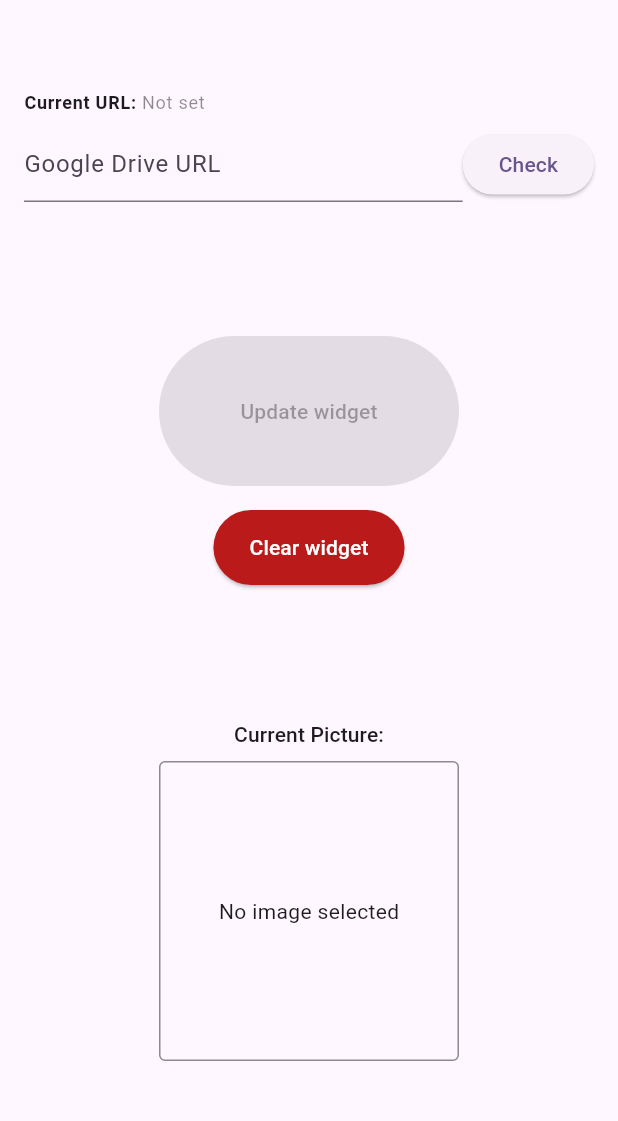
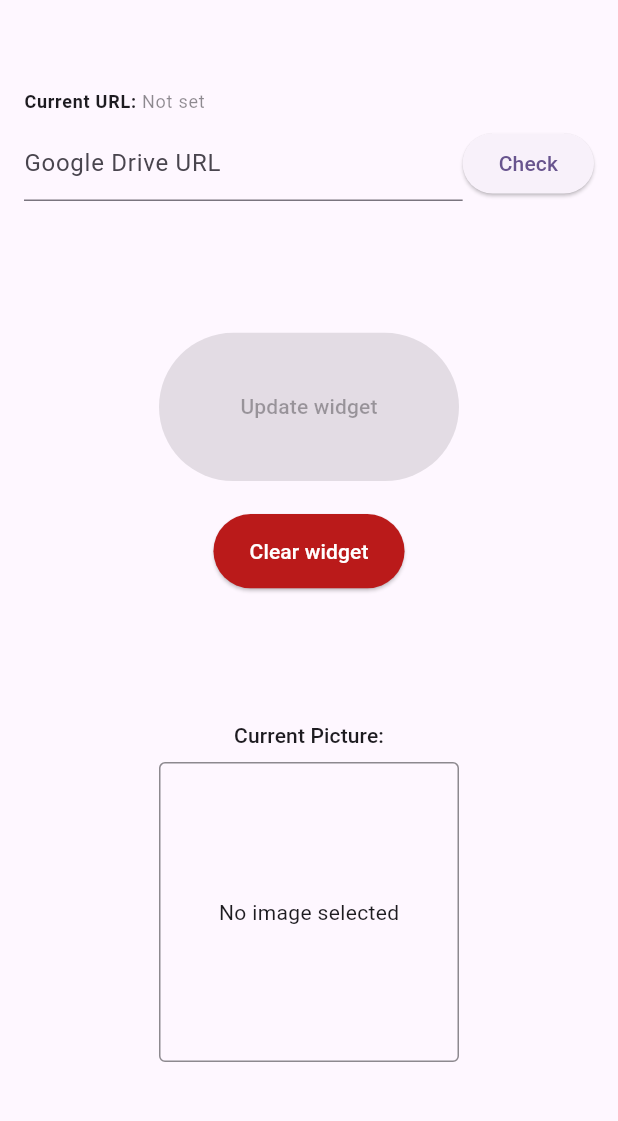
Before and after one commit to Pace222/widget_memories, a Flutter app: the screen it shows after launch, on a phone screen of 412 x 824 dp, the part 84-1205 px from its top. Run offline on Flutter 3.47's test engine with Material 3 defaults, Android fonts, the phone set to English and light mode, and no system bars; our stand-ins replace flutter_bloc, flutter_image_compress, google_fonts, loading_animation_widget, shared_preferences; missing offline and left inert: home_widget.

Commit message:
Fixed overflow bug

```diff
--- a/lib/main.dart
+++ b/lib/main.dart
@@ -202,6 +202,11 @@ class _HomePageContentState extends State<HomePageContent> {
         ),
       );
     }
+
+    // Use MediaQuery to get the available height minus the keyboard
+    final availableHeight = MediaQuery.of(context).size.height -
+        MediaQuery.of(context).viewInsets.bottom; // Accounts for the keyboard
+
     return Scaffold(
       appBar: AppBar(
         backgroundColor: Theme.of(context).colorScheme.inversePrimary,
@@ -212,11 +217,11 @@ class _HomePageContentState extends State<HomePageContent> {
         child: Column(
           children: <Widget>[
 
-            const Spacer(flex:1),
+            const Spacer(flex:10),
 
             _URLPicker(apiURL: _apiURL, areButtonsDisabled: _areButtonsDisabled, setApiURL: _setApiURL, setDisableButtons: _setDisableButtons),
 
-            const Spacer(flex:2),
+            const Spacer(flex:20),
 
             LoadingButton(
               onPressed: _apiURL == null ? null : () async {
@@ -225,13 +230,13 @@ class _HomePageContentState extends State<HomePageContent> {
               },
               text: 'Update widget',
               style: ElevatedButton.styleFrom(
-                minimumSize: const Size(200, 100),
+                minimumSize: Size(200, availableHeight * 0.12),
               ),
               areButtonsDisabled: _areButtonsDisabled,
               setDisableButtons: _setDisableButtons,
             ),
 
-            const SizedBox(height: 16),
+            const Spacer(flex:5),
 
             LoadingButton(
               onPressed: () async {
@@ -240,7 +245,7 @@ class _HomePageContentState extends State<HomePageContent> {
               },
               text: 'Clear widget',
               style: ElevatedButton.styleFrom(
-                minimumSize: const Size(100, 50),
+                minimumSize: Size(100, availableHeight * 0.06),
                 foregroundColor: Theme.of(context).colorScheme.onError,
                 backgroundColor: Theme.of(context).colorScheme.error,
               ),
@@ -250,11 +255,11 @@ class _HomePageContentState extends State<HomePageContent> {
             ),
 
 
-            const Spacer(flex:2),
+            const Spacer(flex:20),
 
             const ImageDisplay(),
 
-            const Spacer(flex:1),
+            const Spacer(flex:10),
           ],
         ),
       ),
```
